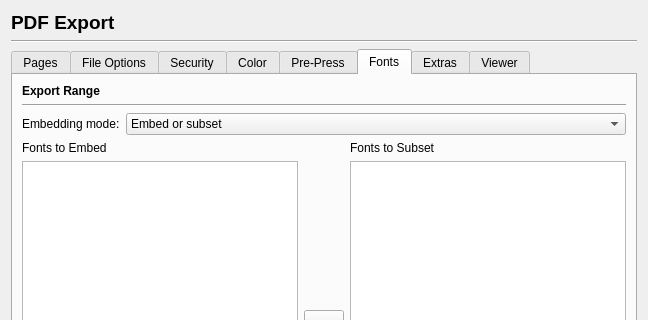
Qt form scribus/ui/prefs_pdfexportbase.ui (scribusproject/scribus) before a commit; both pictures show x 0 to 648 and y 0 to 320 of the 648 by 550 pixel window.
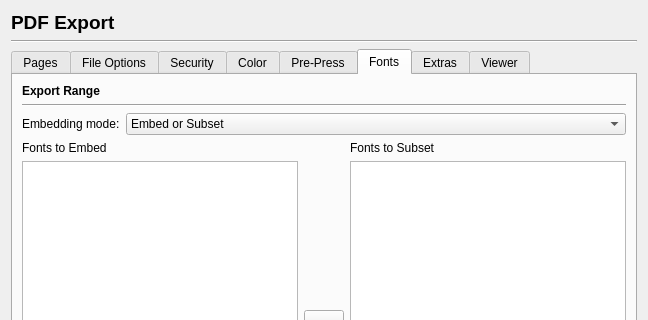
The same form after that commit. The open tabs and pages were chosen to show the change. Custom widgets are drawn as their Qt base class.

```diff
--- a/scribus/ui/prefs_pdfexportbase.ui
+++ b/scribus/ui/prefs_pdfexportbase.ui
@@ -1313,7 +1313,7 @@
           <widget class="QComboBox" name="fontEmbeddingCombo">
            <item>
             <property name="text">
-             <string>Embed or subset</string>
+             <string>Embed or Subset</string>
             </property>
            </item>
            <item>
```
Left out of the diff: 4 changed lines with no effect on the pictures.
